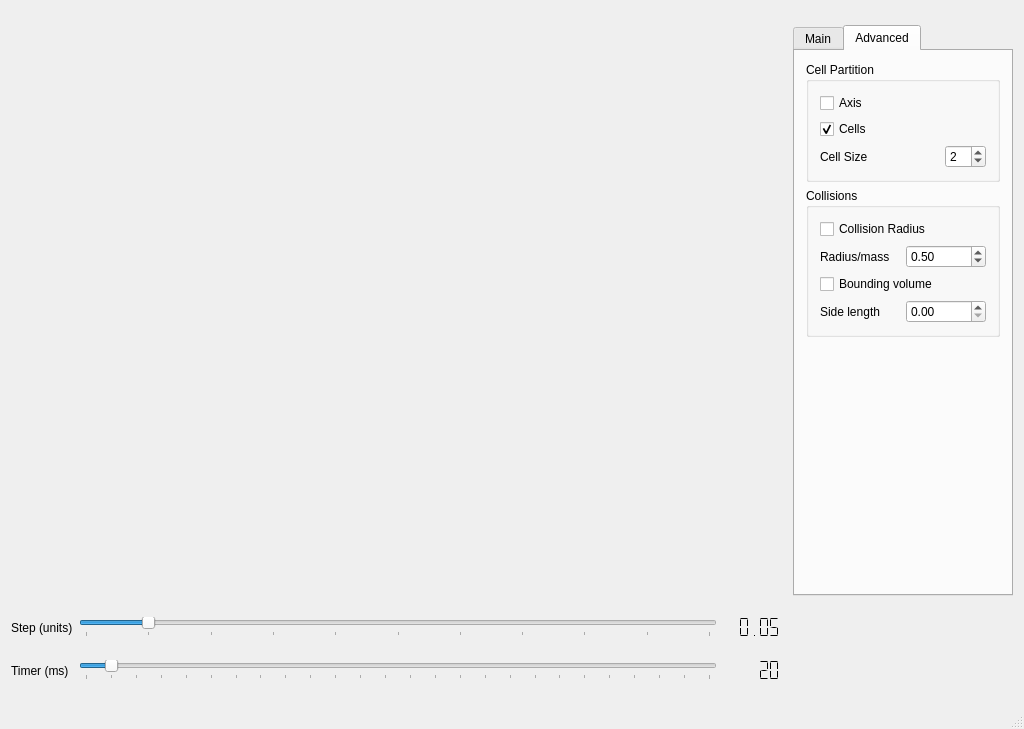
Above: CrowdSimulator/ui/MainWindow.ui from carlospzlz/crowdsimulator before the change. Below: the same form after it.
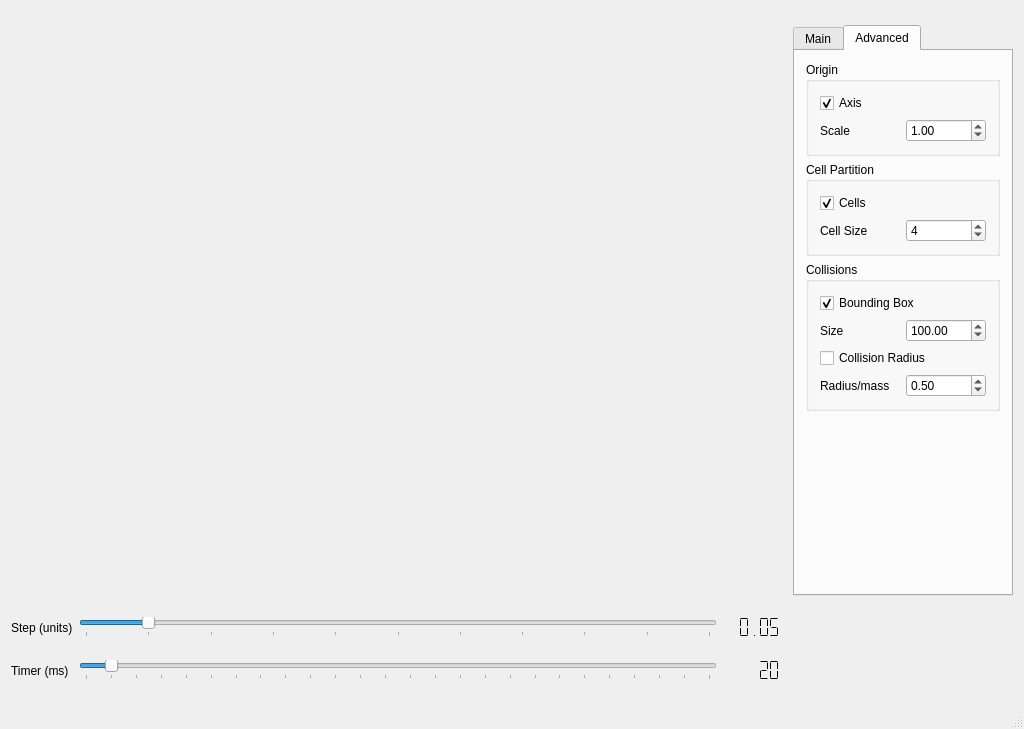
That is the form after the change. The open tabs and pages were chosen to show the change.

Patch:
```diff
--- a/CrowdSimulator/ui/MainWindow.ui
+++ b/CrowdSimulator/ui/MainWindow.ui
@@ -233,16 +233,16 @@
         <string>Advanced</string>
        </attribute>
        <layout class="QGridLayout" name="gridLayout_6">
-        <item row="0" column="0">
+        <item row="1" column="0">
          <widget class="QGroupBox" name="cellPartitionGroupBox">
           <property name="title">
            <string>Cell Partition</string>
           </property>
           <layout class="QGridLayout" name="gridLayout_3">
-           <item row="3" column="1">
+           <item row="2" column="1">
             <widget class="QSpinBox" name="s_cellSizeSpinbox">
              <property name="sizePolicy">
-              <sizepolicy hsizetype="Fixed" vsizetype="Fixed">
+              <sizepolicy hsizetype="Minimum" vsizetype="Fixed">
                <horstretch>0</horstretch>
                <verstretch>0</verstretch>
               </sizepolicy>
@@ -254,11 +254,11 @@
               <number>50</number>
              </property>
              <property name="value">
-              <number>2</number>
+              <number>4</number>
              </property>
             </widget>
            </item>
-           <item row="3" column="0">
+           <item row="2" column="0">
             <widget class="QLabel" name="label_3">
              <property name="sizePolicy">
               <sizepolicy hsizetype="Minimum" vsizetype="Preferred">
@@ -271,7 +271,7 @@
              </property>
             </widget>
            </item>
-           <item row="1" column="0">
+           <item row="0" column="0">
             <widget class="QCheckBox" name="s_drawCells">
              <property name="text">
               <string>Cells</string>
@@ -281,37 +281,16 @@
              </property>
             </widget>
            </item>
-           <item row="0" column="0">
-            <widget class="QCheckBox" name="checkBox">
-             <property name="text">
-              <string>Axis</string>
-             </property>
-            </widget>
-           </item>
           </layout>
          </widget>
         </item>
-        <item row="1" column="0">
+        <item row="2" column="0">
          <widget class="QGroupBox" name="collisionsGroupBox">
           <property name="title">
            <string>Collisions</string>
           </property>
           <layout class="QGridLayout" name="gridLayout_7">
            <item row="6" column="0">
-            <widget class="QLabel" name="label_6">
-             <property name="text">
-              <string>Side length</string>
-             </property>
-            </widget>
-           </item>
-           <item row="2" column="0" colspan="2">
-            <widget class="QCheckBox" name="s_drawBoundingSphere">
-             <property name="text">
-              <string>Collision Radius</string>
-             </property>
-            </widget>
-           </item>
-           <item row="4" column="0">
             <widget class="QLabel" name="label_4">
              <property name="sizePolicy">
               <sizepolicy hsizetype="Minimum" vsizetype="Preferred">
@@ -324,8 +303,14 @@
              </property>
             </widget>
            </item>
-           <item row="4" column="1">
+           <item row="6" column="1">
             <widget class="QDoubleSpinBox" name="s_radiusMass">
+             <property name="sizePolicy">
+              <sizepolicy hsizetype="Minimum" vsizetype="Fixed">
+               <horstretch>0</horstretch>
+               <verstretch>0</verstretch>
+              </sizepolicy>
+             </property>
              <property name="singleStep">
               <double>0.010000000000000</double>
              </property>
@@ -334,20 +319,50 @@
              </property>
             </widget>
            </item>
-           <item row="6" column="1">
-            <widget class="QDoubleSpinBox" name="doubleSpinBox"/>
+           <item row="3" column="0">
+            <widget class="QLabel" name="label_6">
+             <property name="text">
+              <string>Size</string>
+             </property>
+            </widget>
            </item>
-           <item row="5" column="0" colspan="2">
-            <widget class="QCheckBox" name="checkBox_2">
+           <item row="3" column="1">
+            <widget class="QDoubleSpinBox" name="s_boundingBoxSize">
+             <property name="sizePolicy">
+              <sizepolicy hsizetype="Minimum" vsizetype="Fixed">
+               <horstretch>0</horstretch>
+               <verstretch>0</verstretch>
+              </sizepolicy>
+             </property>
+             <property name="maximum">
+              <double>999.990000000000009</double>
+             </property>
+             <property name="value">
+              <double>100.000000000000000</double>
+             </property>
+            </widget>
+           </item>
+           <item row="4" column="0" colspan="2">
+            <widget class="QCheckBox" name="s_drawBoundingSphere">
              <property name="text">
-              <string>Bounding volume</string>
+              <string>Collision Radius</string>
+             </property>
+            </widget>
+           </item>
+           <item row="2" column="0" colspan="2">
+            <widget class="QCheckBox" name="s_drawBoundingBox">
+             <property name="text">
+              <string>Bounding Box</string>
+             </property>
+             <property name="checked">
+              <bool>true</bool>
              </property>
             </widget>
            </item>
           </layout>
          </widget>
         </item>
-        <item row="2" column="0">
+        <item row="3" column="0">
          <spacer name="verticalSpacer">
           <property name="orientation">
            <enum>Qt::Vertical</enum>
@@ -360,6 +375,39 @@
           </property>
          </spacer>
         </item>
+        <item row="0" column="0">
+         <widget class="QGroupBox" name="groupBox">
+          <property name="title">
+           <string>Origin</string>
+          </property>
+          <layout class="QGridLayout" name="gridLayout_9">
+           <item row="1" column="0">
+            <widget class="QLabel" name="label_7">
+             <property name="text">
+              <string>Scale</string>
+             </property>
+            </widget>
+           </item>
+           <item row="0" column="0">
+            <widget class="QCheckBox" name="s_drawAxis">
+             <property name="text">
+              <string>Axis</string>
+             </property>
+             <property name="checked">
+              <bool>true</bool>
+             </property>
+            </widget>
+           </item>
+           <item row="1" column="1">
+            <widget class="QDoubleSpinBox" name="s_axisScale">
+             <property name="value">
+              <double>1.000000000000000</double>
+             </property>
+            </widget>
+           </item>
+          </layout>
+         </widget>
+        </item>
        </layout>
       </widget>
      </widget>
```
Left out of the diff: 2 changed lines with no effect on the pictures.
